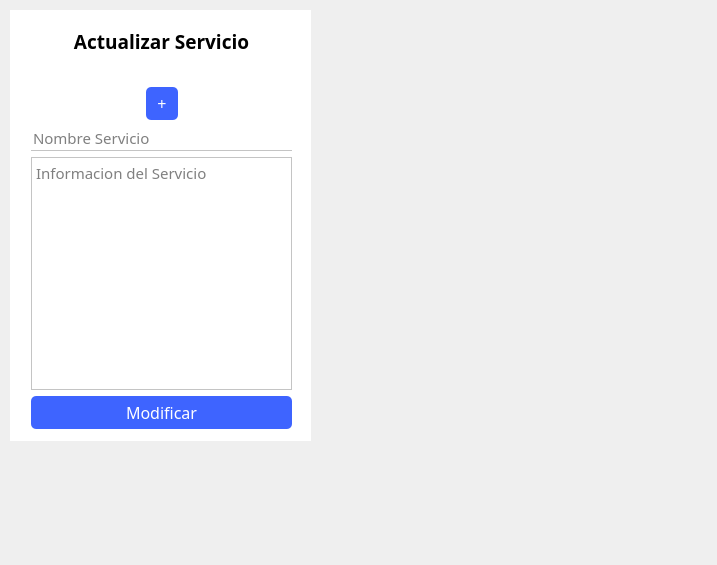
Old version of the form hospital-Core/Widgets/Administrador/administrador_modificar_servicios.ui in the repository MrDanielG/Hospital-SCRUM.
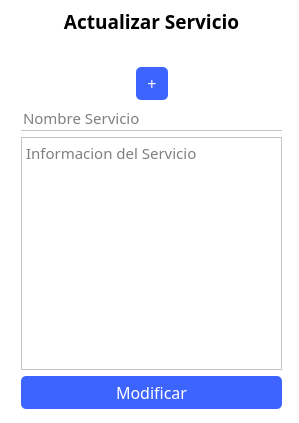
New version of the form. Icons and pictures are not drawn.

```diff
--- a/hospital-Core/Widgets/Administrador/administrador_modificar_servicios.ui
+++ b/hospital-Core/Widgets/Administrador/administrador_modificar_servicios.ui
@@ -6,8 +6,8 @@
    <rect>
     <x>0</x>
     <y>0</y>
-    <width>717</width>
-    <height>565</height>
+    <width>299</width>
+    <height>423</height>
    </rect>
   </property>
   <property name="windowTitle">
@@ -16,10 +16,10 @@
   <widget class="QLabel" name="label">
    <property name="geometry">
     <rect>
-     <x>10</x>
-     <y>10</y>
+     <x>0</x>
+     <y>-20</y>
      <width>301</width>
-     <height>431</height>
+     <height>461</height>
     </rect>
    </property>
    <property name="styleSheet">
@@ -32,15 +32,15 @@
   <widget class="QWidget" name="">
    <property name="geometry">
     <rect>
-     <x>31</x>
-     <y>28</y>
+     <x>21</x>
+     <y>8</y>
      <width>261</width>
      <height>401</height>
     </rect>
    </property>
    <layout class="QVBoxLayout" name="verticalLayout">
     <item>
-     <widget class="QLabel" name="nombre_servicio">
+     <widget class="QLabel" name="actualiza_Servicio">
       <property name="font">
        <font>
         <family>Montserrat SemiBold</family>
@@ -170,7 +170,7 @@
      </layout>
     </item>
     <item>
-     <widget class="QLineEdit" name="lineEdit">
+     <widget class="QLineEdit" name="nombre_servicio">
       <property name="font">
        <font>
         <family>Montserrat</family>
```
